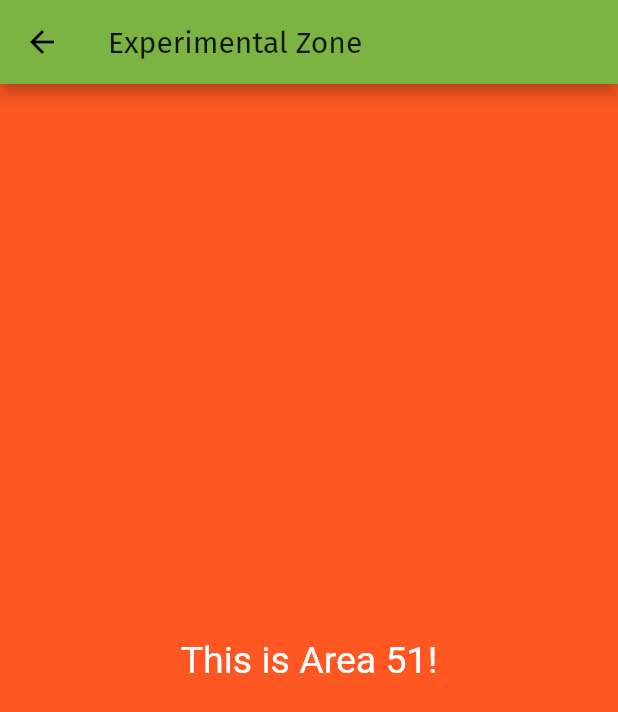
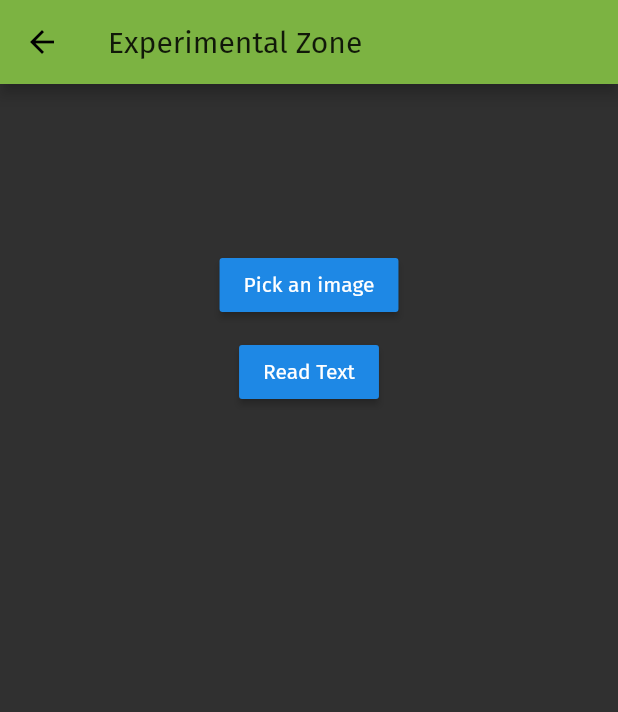
Before and after one commit to vangeytedvg/TodoOnFire, a Flutter app: the Experiments screen opened by its route, on a phone screen of 412 x 824 dp. Shown: the top 712 px of the screen. Run offline on Flutter 3.47's test engine with Material 2 defaults, Android fonts, the phone set to English and light mode, and no system bars; our stand-ins replace cloud_firestore, datetime_picker_formfield, eva_icons_flutter, feather_icons_flutter, firebase_auth; missing offline and left inert: achievement_view, grouped_buttons; accounts and stored records are empty; Roboto replaces fonts that are missing (Arino).

Commit message:
Component working

```diff
--- a/todo_onfire/lib/experimental/experiments.dart
+++ b/todo_onfire/lib/experimental/experiments.dart
@@ -1,9 +1,8 @@
+import 'dart:io';
+
+//import 'package:firebase_ml_vision/firebase_ml_vision.dart';
+//import 'package:image_picker/image_picker.dart';
 import 'package:flutter/material.dart';
-import 'package:firebase_auth/firebase_auth.dart';
-import 'package:todo_onfire/services/track.dart';
-import 'package:provider/provider.dart';
-import 'package:todo_onfire/services/usermanagement.dart';
-import '../services/track.dart';
 
 class Experiments extends StatefulWidget {
   @override
@@ -12,6 +11,23 @@ class Experiments extends StatefulWidget {
 
 class _ExperimentsState extends State<Experiments> {
   final scaffoldKey = new GlobalKey<ScaffoldState>();
+  File pickedImage;
+  bool isImageLoaded = false;
+
+  Future pickImage() async {
+  /*  print("Wazaaaa");
+    File tempStore = await ImagePicker.pickImage(source: ImageSource.camera);
+    print("Kwakkedikwak");
+    if (tempStore != null) {
+      setState(() {
+        pickedImage = tempStore;
+        isImageLoaded = true;
+      });
+    } else {
+      print("Zoembawamba");
+    }*/
+  }
+
   @override
   Widget build(BuildContext context) {
     return new Scaffold(
@@ -20,11 +36,33 @@ class _ExperimentsState extends State<Experiments> {
           title: Text("Experimental Zone"),
           centerTitle: false,
         ),
-      body: new Container(
-        color: Colors.deepOrange,
-        child: Center(child: Text("This is Area 51!", style: TextStyle(fontSize: 25.0),),
+        body: Column(
+          children: <Widget>[
+            SizedBox(
+              height: 100.0,
             ),
-
+            isImageLoaded
+                ? Center(
+                    child: Container(
+                    height: 200.0,
+                    width: 200.0,
+                    decoration: BoxDecoration(
+                        image: DecorationImage(
+                            image: FileImage(pickedImage), fit: BoxFit.cover)),
+                  ))
+                // This is the 'else' part
+                : Container(),
+            SizedBox(height: 10.0),
+            RaisedButton(
+              child: Text("Pick an image"),
+              onPressed: pickImage,
+            ),
+            SizedBox(height: 10.0),
+            RaisedButton(
+              child: Text("Read Text"),
+              onPressed: () {},
+            ),
+          ],
         ));
   }
 }
--- a/todo_onfire/lib/services/crud.dart
+++ b/todo_onfire/lib/services/crud.dart
@@ -6,9 +6,9 @@
 */
 
 import 'dart:async';
+
 import 'package:cloud_firestore/cloud_firestore.dart';
 import 'package:firebase_auth/firebase_auth.dart';
-import '../models/user_profile.dart';
 
 
 class CrudMethods {
--- a/todo_onfire/pubspec.yaml
+++ b/todo_onfire/pubspec.yaml
@@ -33,6 +33,7 @@ dependencies:
   eva_icons_flutter: ^2.0.0
   feather_icons_flutter: ^4.7.4
   achievement_view: ^0.2.0
+  # image_picker: ^0.6.0+17
 
 dev_dependencies:
   flutter_test:
```
Also changed, not shown: todo_onfire/lib/components/animitem.dart (+23 -2 lines), todo_onfire/lib/screens/dashboard.dart (+15 -10 lines), todo_onfire/lib/screens/loginpage.dart (+6 -6 lines), 4 other files. Lines whose indentation alone changed are shown as unchanged.
